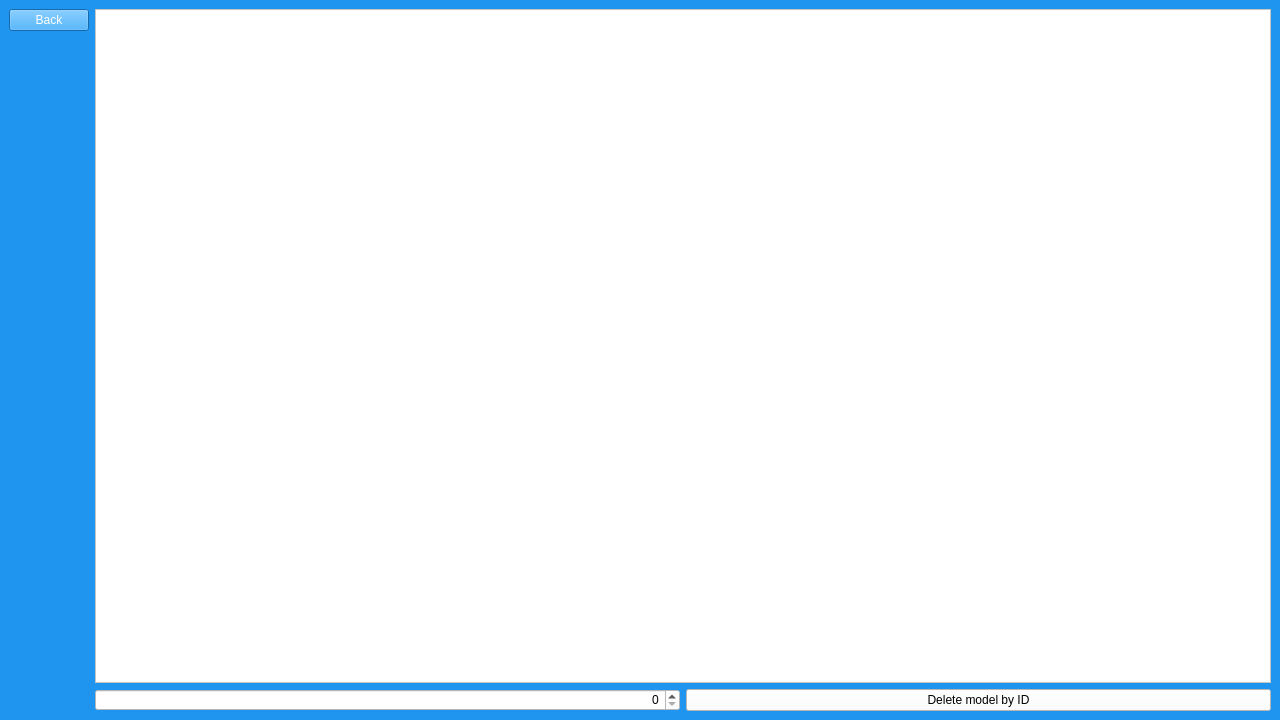
Qt form UI/admin_db.ui (matimusial/ADHDPredictorApp) before a commit.
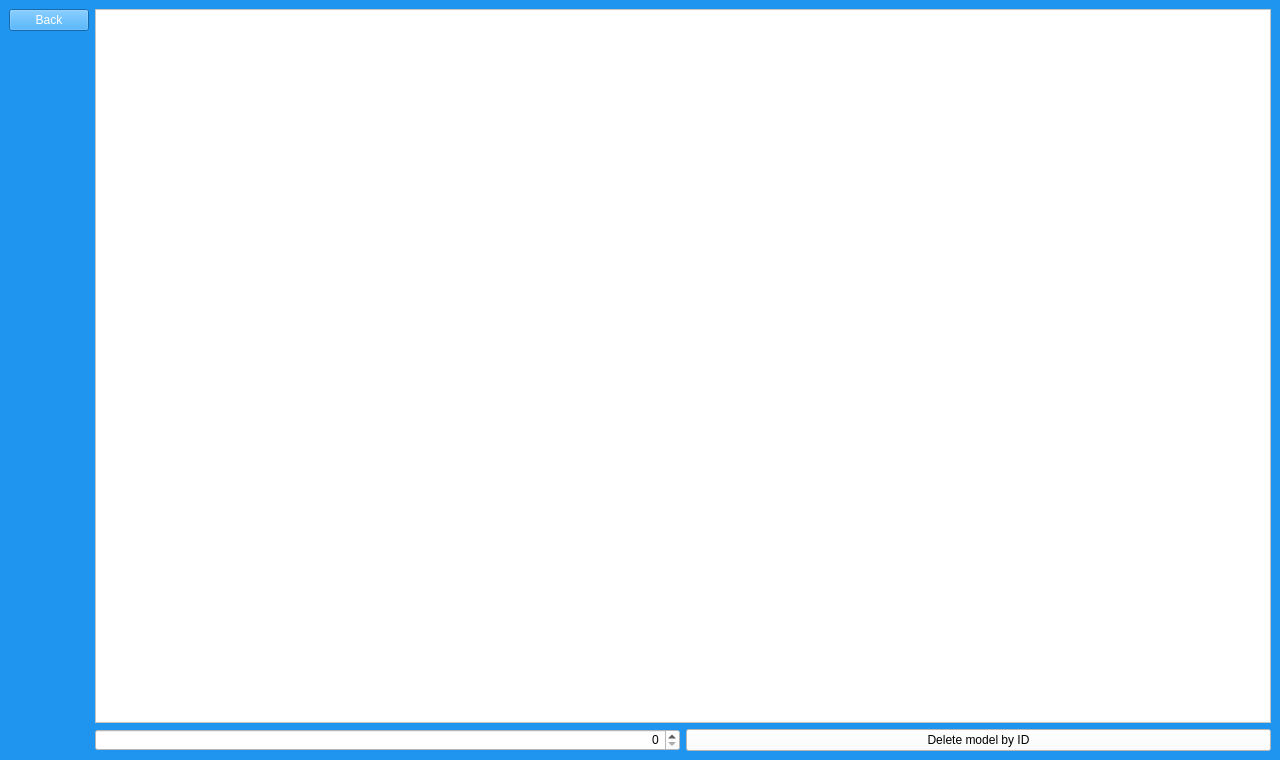
The same form after that commit.

Commit message: dopasowanie rozmiarow ui

```diff
--- a/UI/admin_db.ui
+++ b/UI/admin_db.ui
@@ -7,7 +7,7 @@
     <x>0</x>
     <y>0</y>
     <width>1280</width>
-    <height>720</height>
+    <height>760</height>
    </rect>
   </property>
   <property name="windowTitle">
```
The commit also changes 4 other files.
